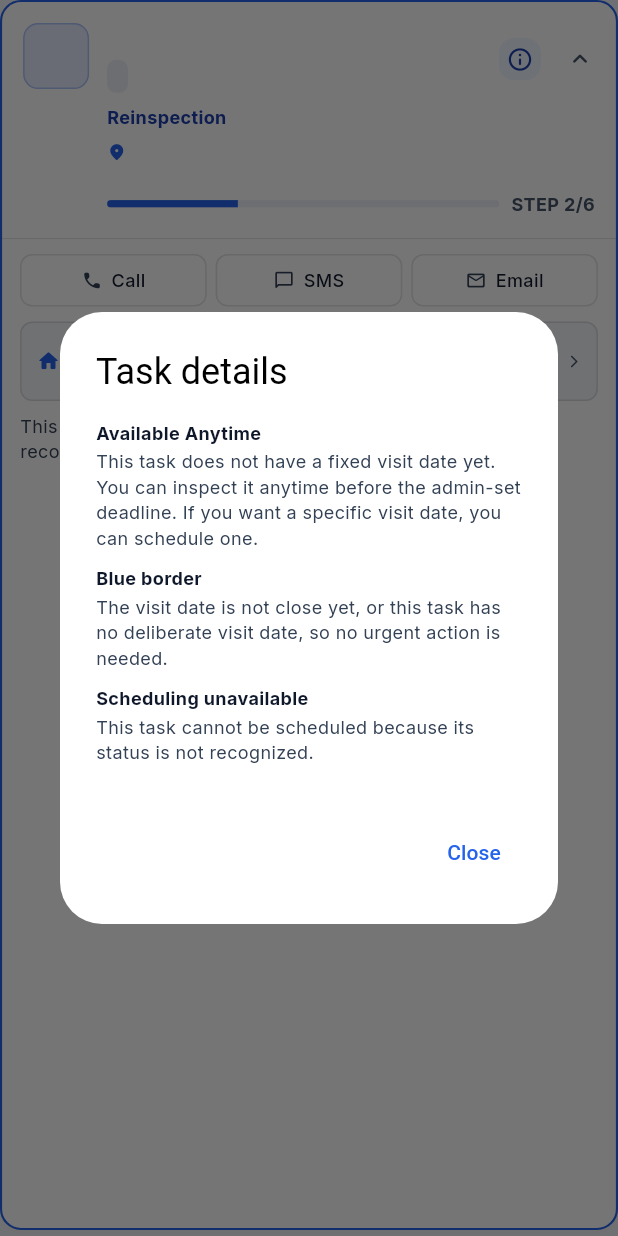
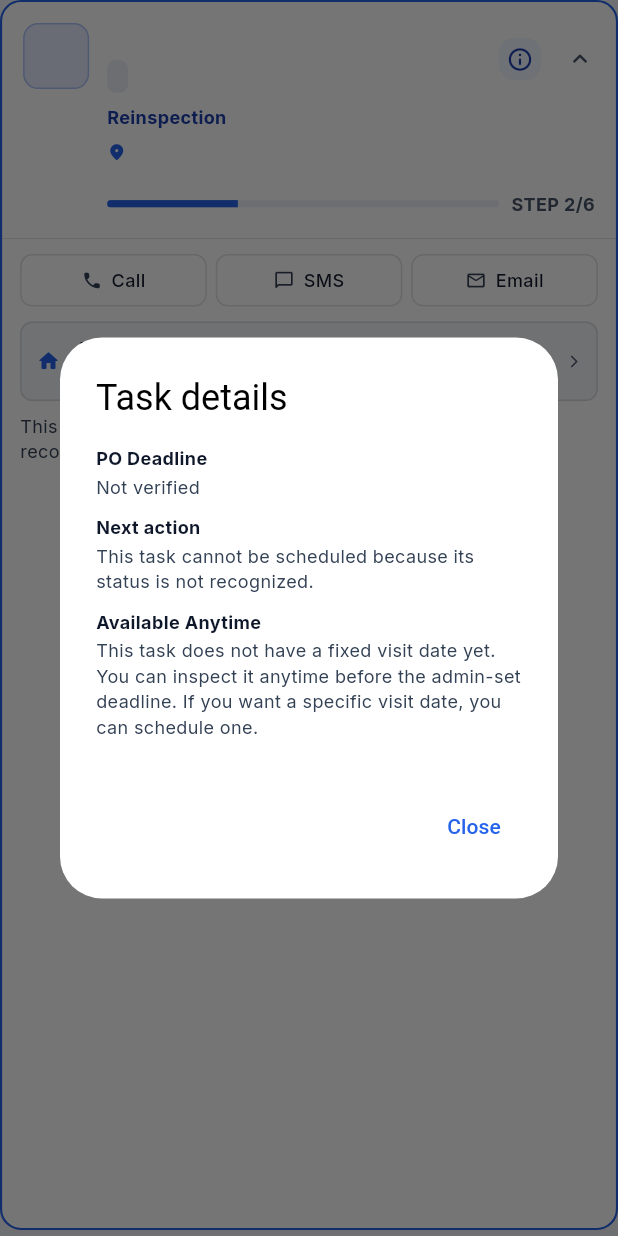
Before and after one commit to HanamiGarduque/imaps-fieldsync, a Flutter app: the _CompactTaskCard widget shown alone on an empty page, opened directly with empty values, after a tap on "Reinspection", after a tap on the "info outline" icon, on a phone screen of 412 x 824 dp. Run offline on Flutter 3.47's test engine with Material 3 defaults, Android fonts, the phone set to English and light mode, and no system bars; our stand-ins replace camera, connectivity_plus, fl_chart, flutter_compass, flutter_dotenv, flutter_map and 13 more; missing offline and left inert: onesignal_flutter, screen_protector; accounts and stored records are empty.

Commit message:
fix(tasks): move contextual notices into task details

```diff
--- a/lib/core/widgets/field_form_widgets.dart
+++ b/lib/core/widgets/field_form_widgets.dart
@@ -30,9 +30,12 @@ class FieldBackButton extends StatelessWidget {
 
 /// Secondary explanatory control; the screen owns its message and action.
 class FieldInfoButton extends StatelessWidget {
-  const FieldInfoButton({super.key, required this.label, required this.onPressed});
+  const FieldInfoButton({super.key, required this.label, required this.onPressed,
+    this.color = InsightTheme.blueInk, this.backgroundColor = InsightTheme.blueTint});
   final String label;
   final VoidCallback onPressed;
+  final Color color;
+  final Color backgroundColor;
 
   @override
   Widget build(BuildContext context) => SizedBox.square(
@@ -43,10 +46,10 @@ class FieldInfoButton extends StatelessWidget {
       padding: EdgeInsets.zero,
       constraints: const BoxConstraints.tightFor(width: 48, height: 48),
       icon: DecoratedBox(
-        decoration: BoxDecoration(color: InsightTheme.blueTint,
+        decoration: BoxDecoration(color: backgroundColor,
           borderRadius: BorderRadius.circular(10)),
-        child: const SizedBox.square(dimension: 28,
-          child: Icon(Icons.info_outline_rounded, size: 18, color: InsightTheme.blueInk)),
+        child: SizedBox.square(dimension: 28,
+          child: Icon(Icons.info_outline_rounded, size: 18, color: color)),
       ),
     ),
   );
--- a/lib/modules/tasks/screens/tasks_screen.dart
+++ b/lib/modules/tasks/screens/tasks_screen.dart
@@ -1998,12 +1998,23 @@ class _CompactTaskCardState extends State<_CompactTaskCard> {
     final isCompleted = _displayCategory == 'Completed';
     final isScheduled =
         task.pendingSection == PendingTaskSection.scheduled;
-    final visitRowVisible = isScheduled && task.scheduledDate.isNotEmpty;
-    final deadlineRowVisible = !isCompleted && task.deadlineDate?.isNotEmpty == true;
-
-    final isOverdue = !isCompleted && p.isOverdue;
-    final scheduledVisitRed = isScheduled && p.border == MyTaskBorder.red;
-    final scheduledVisitOrange = isScheduled && p.border == MyTaskBorder.orange;
+    if (!isCompleted) {
+      if (isScheduled) {
+        indicators.add(MapEntry('Visit date', p.visitDay?.toIso8601String().split('T').first ?? 'Not verified'));
+      }
+      indicators.add(MapEntry('PO Deadline', p.deadlineDay?.toIso8601String().split('T').first ?? 'Not verified'));
+      for (final notice in p.notices) {
+        final title = switch (notice) {
+          MyTaskNotice.visitInDays || MyTaskNotice.visitTomorrow ||
+          MyTaskNotice.visitToday || MyTaskNotice.visitMissed => 'Visit notice',
+          MyTaskNotice.scheduleConflict => 'Visit / PO Deadline conflict',
+          _ => 'PO Deadline notice',
+        };
+        indicators.add(MapEntry(title, p.noticeText(notice)));
+      }
+      indicators.add(MapEntry('Next action', p.scheduleBlockReason ??
+          'Continue your inspection before the PO Deadline. To ${isScheduled ? 'reschedule' : 'schedule'} a Visit, choose a date from tomorrow through the verified PO Deadline.'));
+    }
 
     if (isCompleted) {
       indicators.add(_awaitingAcceptance
@@ -2020,47 +2031,6 @@ class _CompactTaskCardState extends State<_CompactTaskCard> {
       indicators.add(const MapEntry('Available Anytime', 'This task does not have a fixed visit date yet. You can inspect it anytime before the admin-set deadline. If you want a specific visit date, you can schedule one.'));
     }
 
-    if (!isCompleted) {
-      if (visitRowVisible) {
-        indicators.add(const MapEntry('Visit', 'This task has a deliberate visit date selected for the inspection.'));
-      }
-      if (deadlineRowVisible) {
-        indicators.add(const MapEntry('Deadline', 'This is the admin-set deadline for completing the inspection.'));
-      }
-      if (isOverdue) {
-        indicators.add(const MapEntry('Full red container', 'The admin-set deadline has passed, so the active task is fully highlighted red to show that it needs immediate attention.'));
-      } else if (scheduledVisitRed) {
-        indicators.add(const MapEntry('Red border', 'The scheduled visit date is today, tomorrow, or has already passed. Check the task and take action before the admin-set deadline.'));
-      } else if (scheduledVisitOrange) {
-        indicators.add(const MapEntry('Orange border', 'Your visit date is coming up in 2–3 days. Make sure you are prepared to complete the inspection on time.'));
-      } else {
-        indicators.add(const MapEntry('Blue border', 'The visit date is not close yet, or this task has no deliberate visit date, so no urgent action is needed.'));
-      }
-      if (task.scheduleUrgency == 'Due today') {
-        final dueTodayFromVisit = visitRowVisible && p.visitDaysUntil == 0;
-        indicators.add(MapEntry(
-          'Due Today',
-          dueTodayFromVisit
-              ? 'The scheduled visit date is today. This inspection should be handled today.'
-              : 'The admin-set deadline is today. This inspection should be completed today.',
-        ));
-      }
-      if (isScheduled && task.forReschedule != null) {
-        indicators.add(const MapEntry('For Reschedule', 'The scheduled visit date has already passed, but the admin-set deadline has not. Choose a new valid visit date as soon as possible.'));
-      }
-      if (isOverdue) {
-        indicators.add(const MapEntry('Overdue', 'The admin-set deadline has already passed. This task needs immediate attention.'));
-      }
-      if (p.deadlineState == MyTaskDeadlineState.today) {
-        indicators.add(MapEntry('PO Deadline Today', p.noticeText(MyTaskNotice.deadlineToday)));
-      }
-      if (p.notices.contains(MyTaskNotice.scheduleConflict)) {
-        indicators.add(MapEntry('Visit / Deadline conflict', p.noticeText(MyTaskNotice.scheduleConflict)));
-      }
-      if (!p.canSchedule) {
-        indicators.add(MapEntry('Scheduling unavailable', p.scheduleBlockReason!));
-      }
-    }
     if (!isCompleted && p.showInProgress) {
       indicators.add(const MapEntry('In Progress', 'You have already started this scheduled inspection. Continue working through the remaining steps until it is completed.'));
     }
@@ -2363,6 +2333,14 @@ class _CompactTaskCardState extends State<_CompactTaskCard> {
   Widget build(BuildContext context) {
     final String taskCategory = _displayCategory;
     final p = widget.task.presentation;
+    final notices = taskCategory == 'Completed' ? const <MyTaskNotice>[] : p.notices;
+    final criticalNotice = notices.any((notice) => switch (notice) {
+      MyTaskNotice.visitTomorrow || MyTaskNotice.visitToday ||
+      MyTaskNotice.visitMissed || MyTaskNotice.deadlineToday ||
+      MyTaskNotice.deadlinePassed || MyTaskNotice.scheduleConflict => true,
+      MyTaskNotice.deadlineInDays => p.deadlineDaysUntil == 1,
+      _ => false,
+    });
     final bool isOverdue = taskCategory != 'Completed' && p.isOverdue;
     final statusColor = _getStatusColor(p);
     final bool showInProgress = taskCategory != 'Completed' && p.showInProgress;
@@ -2464,6 +2442,8 @@ class _CompactTaskCardState extends State<_CompactTaskCard> {
                               FieldInfoButton(
                                 label: 'About task details for ${widget.task.name}',
                                 onPressed: _showContextualInfo,
+                                color: criticalNotice ? InsightTheme.redInk : notices.isNotEmpty ? InsightTheme.orangeInk : InsightTheme.blueInk,
+                                backgroundColor: criticalNotice ? InsightTheme.redTint : notices.isNotEmpty ? InsightTheme.orangeTint : InsightTheme.blueTint,
                               ),
                               const SizedBox(width: 6),
                               AnimatedRotation(
@@ -2704,13 +2684,6 @@ class _CompactTaskCardState extends State<_CompactTaskCard> {
                               // category correctly.
                             ],
                           ),
-                          if (taskCategory != 'Completed')
-                            for (final notice in p.notices)
-                              Padding(
-                                padding: const EdgeInsets.only(top: 8),
-                                child: Text(p.noticeText(notice),
-                                    style: InsightTheme.inter(12, c: isOverdue ? InsightTheme.redInk : InsightTheme.ink2)),
-                              ),
                           const SizedBox(height: 10),
                           Row(
                             children: [
```
Also changed, not shown: 1 other file.
